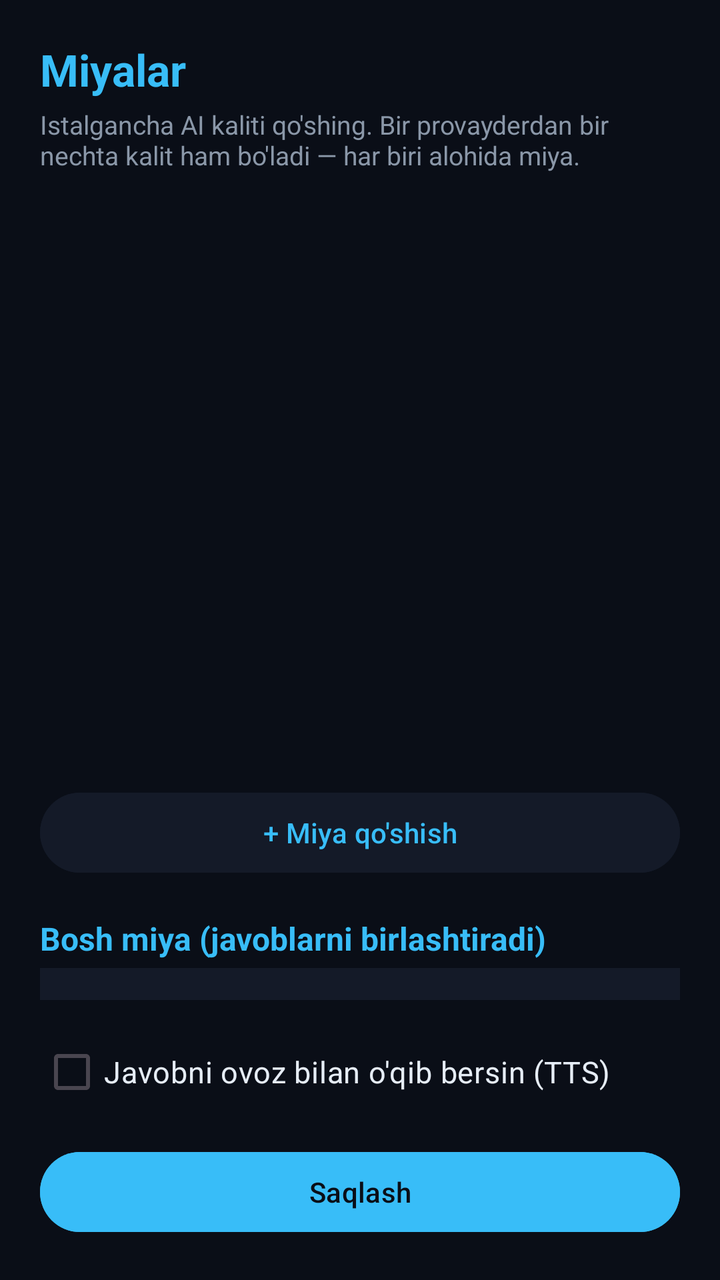
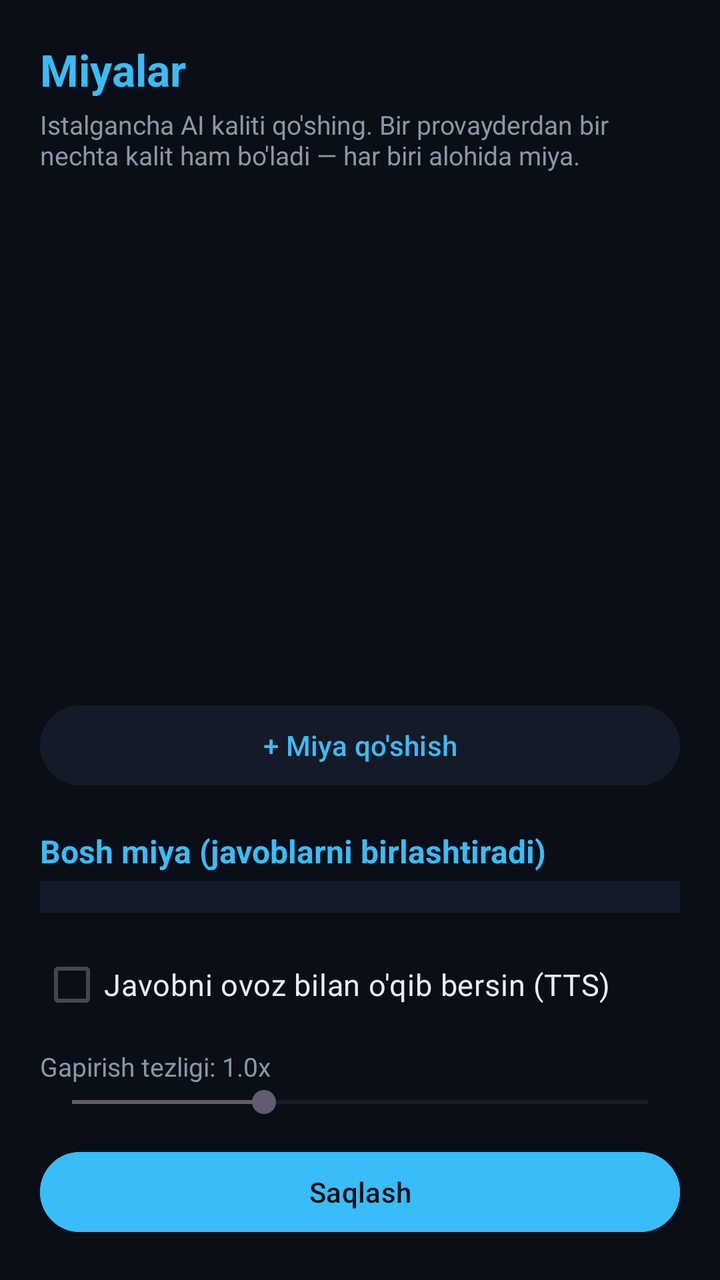

Compare the two renders of this Android layout. The source of the first and the diff that turns it into the second are given below.
<!-- AndroidManifest.xml: application theme Theme.Jarvis -->
<!-- res/layout/activity_settings.xml -->
<?xml version="1.0" encoding="utf-8"?>
<LinearLayout xmlns:android="http://schemas.android.com/apk/res/android"
    android:layout_width="match_parent"
    android:layout_height="match_parent"
    android:background="@color/bg"
    android:orientation="vertical"
    android:padding="20dp">

    <TextView
        android:layout_width="wrap_content" android:layout_height="wrap_content"
        android:text="Miyalar" android:textColor="@color/accent"
        android:textSize="22sp" android:textStyle="bold" />
    <TextView
        android:layout_width="match_parent" android:layout_height="wrap_content"
        android:layout_marginTop="4dp"
        android:text="Istalgancha AI kaliti qo\'shing. Bir provayderdan bir nechta kalit ham bo\'ladi — har biri alohida miya."
        android:textColor="@color/muted" android:textSize="13sp" />

    <androidx.recyclerview.widget.RecyclerView
        android:id="@+id/brainsList"
        android:layout_width="match_parent" android:layout_height="0dp"
        android:layout_weight="1" android:layout_marginTop="12dp" />

    <Button
        android:id="@+id/addBrainButton"
        android:layout_width="match_parent" android:layout_height="wrap_content"
        android:text="+ Miya qo\'shish"
        android:textColor="@color/accent" android:backgroundTint="@color/panel" />

    <TextView
        android:layout_width="wrap_content" android:layout_height="wrap_content"
        android:layout_marginTop="18dp" android:text="Bosh miya (javoblarni birlashtiradi)"
        android:textColor="@color/accent" android:textSize="16sp" android:textStyle="bold" />
    <Spinner
        android:id="@+id/aggregatorSpinner"
        android:layout_width="match_parent" android:layout_height="wrap_content"
        android:layout_marginTop="4dp" android:background="@color/panel" android:padding="8dp" />

    <CheckBox
        android:id="@+id/voiceReply" style="@style/JRadio"
        android:layout_marginTop="12dp" android:text="Javobni ovoz bilan o\'qib bersin (TTS)" />

    <Button
        android:id="@+id/saveButton"
        android:layout_width="match_parent" android:layout_height="wrap_content"
        android:layout_marginTop="12dp" android:text="Saqlash"
        android:textColor="@color/bg" android:backgroundTint="@color/accent" />
</LinearLayout>
<!-- resources referenced by this layout -->
<resources>
  <color name="accent">#38BDF8</color>
  <color name="bg">#0A0E17</color>
  <color name="muted">#8A97A8</color>
  <color name="panel">#141A28</color>
  <style name="JRadio">
          <item name="android:layout_width">match_parent</item>
          <item name="android:layout_height">wrap_content</item>
          <item name="android:textColor">@color/ink</item>
          <item name="android:textSize">15sp</item>
          <item name="android:paddingTop">6dp</item>
          <item name="android:paddingBottom">6dp</item>
      </style>
  <style name="Theme.Jarvis" parent="Theme.Material3.DayNight.NoActionBar">
          <item name="colorPrimary">@color/accent</item>
          <item name="android:windowBackground">@color/bg</item>
          <item name="colorSurface">@color/panel</item>
      </style>
  <color name="ink">#E6EDF6</color>
</resources>

<!-- the commit's change to res/layout/activity_settings.xml (unified diff, before → after) -->
@@ -40,6 +40,16 @@
         android:id="@+id/voiceReply" style="@style/JRadio"
         android:layout_marginTop="12dp" android:text="Javobni ovoz bilan o\'qib bersin (TTS)" />
 
+    <TextView
+        android:id="@+id/rateLabel"
+        android:layout_width="wrap_content" android:layout_height="wrap_content"
+        android:layout_marginTop="8dp" android:text="Gapirish tezligi: 1.0x"
+        android:textColor="@color/muted" android:textSize="13sp" />
+    <SeekBar
+        android:id="@+id/speechRate"
+        android:layout_width="match_parent" android:layout_height="wrap_content"
+        android:max="30" android:progress="10" />
+
     <Button
         android:id="@+id/saveButton"
         android:layout_width="match_parent" android:layout_height="wrap_content"
